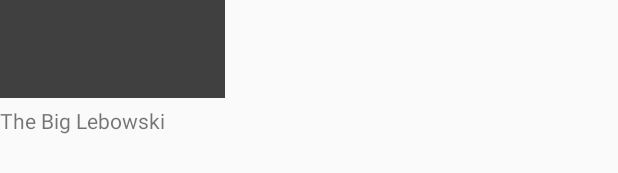
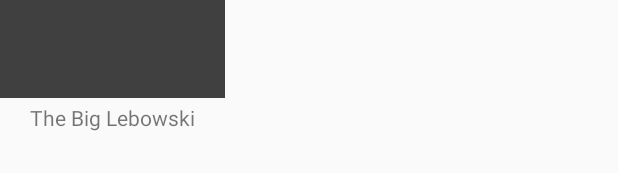
Before and after one commit to elsnosrap/MovieSearch, an Android app: the layout result.xml on its own in the app's theme, with its tools: preview values and no code run, on a phone screen of 412 x 824 dp. Shown: the part 240-413 px from the top of the screen. Run offline under Robolectric (Android 15) with nearby library versions, the phone set to English and light mode, and no system bars.

Commit message:
Load images into recyclerview
Use a custom binding adapter and Glide to easily load images.

```diff
--- a/app/build.gradle
+++ b/app/build.gradle
@@ -35,6 +35,7 @@ dependencies {
     implementation fileTree(dir: 'libs', include: ['*.jar'])
     implementation 'com.android.support:appcompat-v7:27.1.1'
     implementation 'com.android.support:recyclerview-v7:27.1.1'
+    implementation 'com.github.bumptech.glide:glide:3.8.0'
 
     // rxJava dependencies
     implementation 'io.reactivex:rxandroid:1.2.1'
--- a/app/src/main/java/com/birdjunior/moviesearch/ui/ResultViewModel.java
+++ b/app/src/main/java/com/birdjunior/moviesearch/ui/ResultViewModel.java
@@ -20,4 +20,8 @@ public class ResultViewModel extends BaseObservable {
     public int getTitleVisibility() {
         return TextUtils.isEmpty(result.getTitle()) ? View.GONE : View.VISIBLE;
     }
+
+    public String getPoster() {
+        return result.getPoster();
+    }
 }
--- a/app/src/main/res/layout/result.xml
+++ b/app/src/main/res/layout/result.xml
@@ -13,29 +13,33 @@
         android:id="@+id/result_view"
         android:layout_width="150dp"
         android:layout_height="wrap_content"
-        android:paddingBottom="10dp">
+        android:paddingBottom="15dp">
 
         <ImageView
             android:id="@+id/thumbnail"
             android:layout_width="match_parent"
             android:layout_height="225dp"
-            android:scaleType="centerCrop"
+            android:scaleType="fitCenter"
             android:src="@drawable/placeholder"
             android:contentDescription="@{viewModel.title}"
             app:layout_constraintHorizontal_bias="0.0"
             app:layout_constraintLeft_toLeftOf="parent"
             app:layout_constraintRight_toRightOf="parent"
-            app:layout_constraintTop_toTopOf="parent"/>
+            app:layout_constraintTop_toTopOf="parent"
+            app:imageUrl="@{viewModel.poster}"/>
 
         <TextView
             android:id="@+id/title"
-            android:layout_width="wrap_content"
+            android:layout_width="0dp"
             android:layout_height="wrap_content"
-            android:layout_marginTop="5dp"
+            android:layout_marginTop="3dp"
             android:ellipsize="end"
             android:maxLines="1"
             android:text="@{viewModel.title}"
             android:visibility="@{viewModel.titleVisibility}"
+            android:gravity="center"
+            app:layout_constraintEnd_toEndOf="@id/thumbnail"
+            app:layout_constraintStart_toStartOf="@id/thumbnail"
             app:layout_constraintTop_toBottomOf="@id/thumbnail"
             tools:text="The Big Lebowski"/>
 
```
Also changed, not shown: app/src/main/java/com/birdjunior/moviesearch/utils/ImageBindingUtil.java (added, +23 -0 lines).
